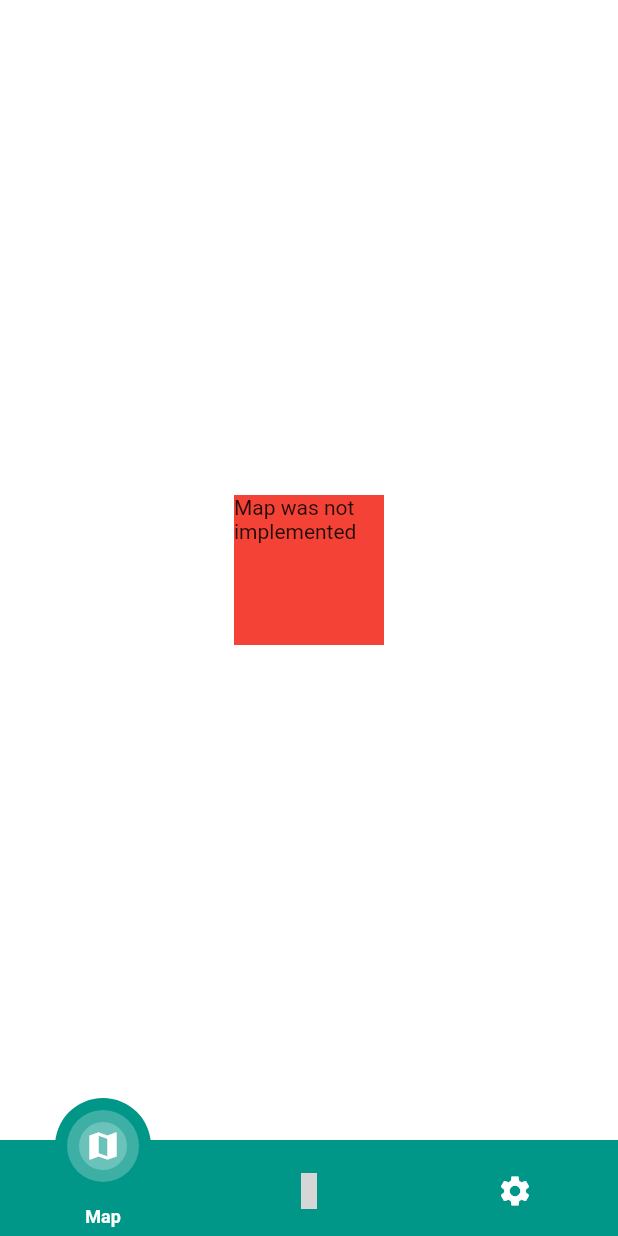
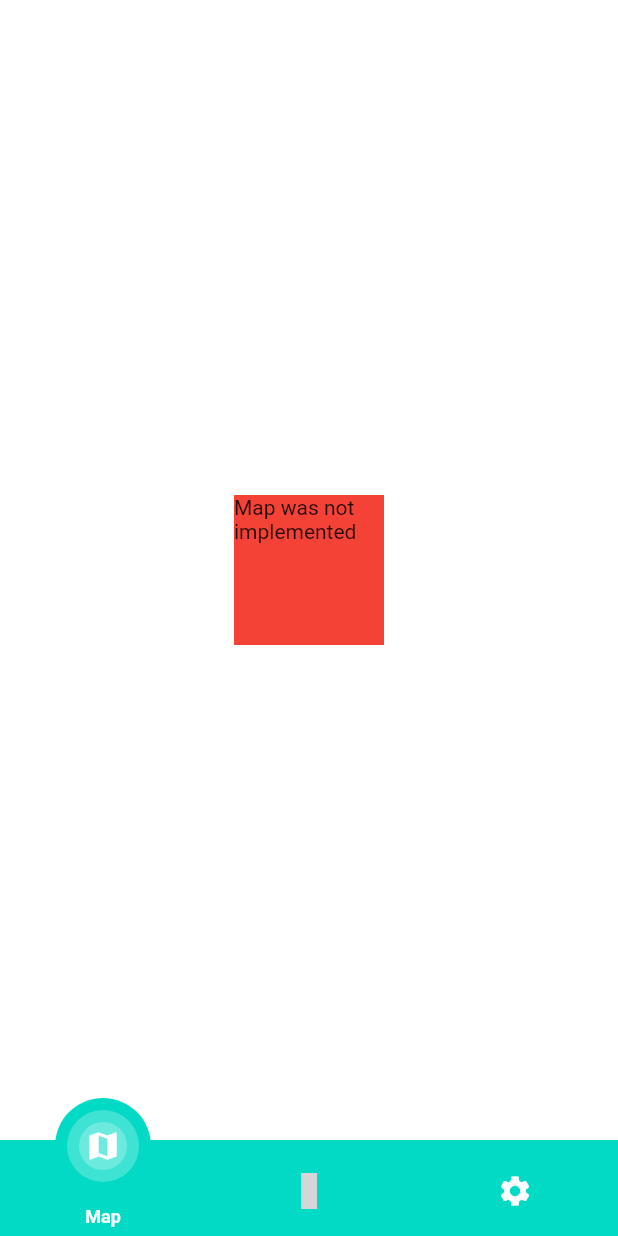
Before and after one commit to aspirity-inc/stolby-flutter, a Flutter app: the screen it shows after launch, on a phone screen of 412 x 824 dp. Run offline on Flutter 3.47's test engine with Material 2 defaults, Android fonts, the phone set to English and light mode, and no system bars; our stand-ins replace auto_route, bloc, community_material_icon, dartz, drift, flutter_bloc and 7 more; accounts and stored records are empty; generated files the repository leaves out were written again; grey boxes are pictures that could not be loaded.

Commit message:
KS-120/app_theme

```diff
--- a/lib/presentation/core/themes/app_colors.dart
+++ b/lib/presentation/core/themes/app_colors.dart
@@ -1,8 +1,9 @@
 import 'package:flutter/material.dart';
 
 class AppColors {
-  static const Color primaryLight = Color(0xFF009688);
-  static const Color primaryDark = Color(0xFF161616);
-  static const Color secondaryColor = Color(0xFFF2994A);
+  static const Color primary = Color(0xFF009688);
+  static const Color appbarDark = Color(0xFF161616);
+  static const Color secondaryLight = Color(0xFFF2994A);
+  static const Color secondaryDark = Color(0xFFA5540D);
   static const Color backgroundDark = Color(0xFF262626);
 }
--- a/lib/presentation/core/themes/dark_theme.dart
+++ b/lib/presentation/core/themes/dark_theme.dart
@@ -4,8 +4,16 @@ import 'package:stolby_flutter/presentation/core/themes/app_colors.dart';
 final ThemeData darkTheme = ThemeData(
   brightness: Brightness.dark,
   colorScheme: const ColorScheme.dark().copyWith(
-    primary: AppColors.primaryDark,
-    secondary: AppColors.secondaryColor,
+    primary: AppColors.primary,
+    secondary: AppColors.secondaryDark,
+    secondaryVariant: AppColors.appbarDark,
+    onSurface: AppColors.secondaryDark,
   ),
   scaffoldBackgroundColor: AppColors.backgroundDark,
+  iconTheme: const IconThemeData(
+    color: Colors.white,
+  ),
+  textTheme: TextTheme(
+    bodyText1: TextStyle(color: Colors.white),
+  ),
 );
--- a/lib/presentation/core/themes/light_theme.dart
+++ b/lib/presentation/core/themes/light_theme.dart
@@ -4,8 +4,16 @@ import 'package:stolby_flutter/presentation/core/themes/app_colors.dart';
 final ThemeData lightTheme = ThemeData(
   brightness: Brightness.light,
   colorScheme: const ColorScheme.light().copyWith(
-    primary: AppColors.primaryLight,
-    secondary: AppColors.secondaryColor,
+    primary: AppColors.primary,
+    secondary: AppColors.secondaryLight,
+    secondaryVariant: AppColors.primary,
+    onSurface: AppColors.secondaryLight,
   ),
   scaffoldBackgroundColor: Colors.white,
+  iconTheme: const IconThemeData(
+    color: Colors.white,
+  ),
+  textTheme: TextTheme(
+    bodyText1: TextStyle(color: Colors.white),
+  ),
 );
--- a/lib/presentation/main_page/main_page.dart
+++ b/lib/presentation/main_page/main_page.dart
@@ -22,7 +22,7 @@ class MainPage extends StatelessWidget {
             bottom: 0,
             right: 0,
             child: Container(
-              color: Theme.of(context).colorScheme.primary,
+              color: Theme.of(context).colorScheme.secondaryVariant,
               child: const SafeArea(
                 top: false,
                 child: SizedBox(
--- a/lib/presentation/main_page/widgets/app_bottom_navigation_bar_item.dart
+++ b/lib/presentation/main_page/widgets/app_bottom_navigation_bar_item.dart
@@ -22,7 +22,7 @@ class AppBottomNavigationBarItem extends StatelessWidget {
         height: selected ? 64 : 24,
         width: selected ? 64 : 24,
         decoration: BoxDecoration(
-          color: Theme.of(context).colorScheme.primary,
+          color: Theme.of(context).colorScheme.secondaryVariant,
           shape: BoxShape.circle,
         ),
         duration: const Duration(milliseconds: 64),
```
